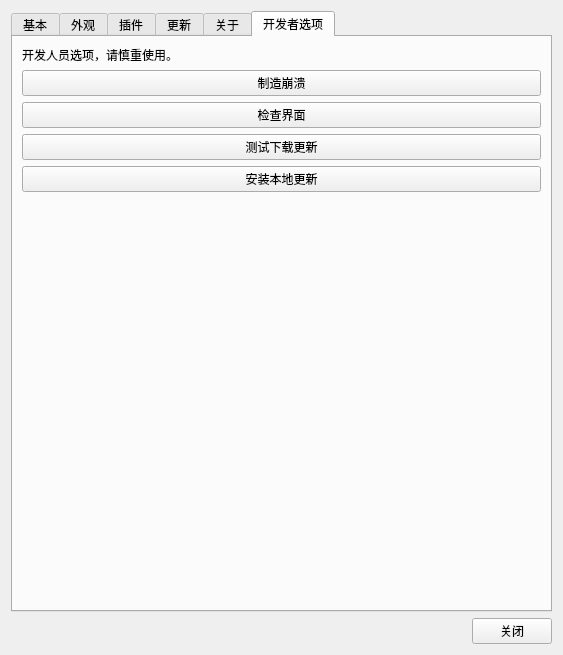
Before: the Qt Designer form UISource/settings.ui in HelloWRC/W-DesktopCountdown, drawn with Qt 5.
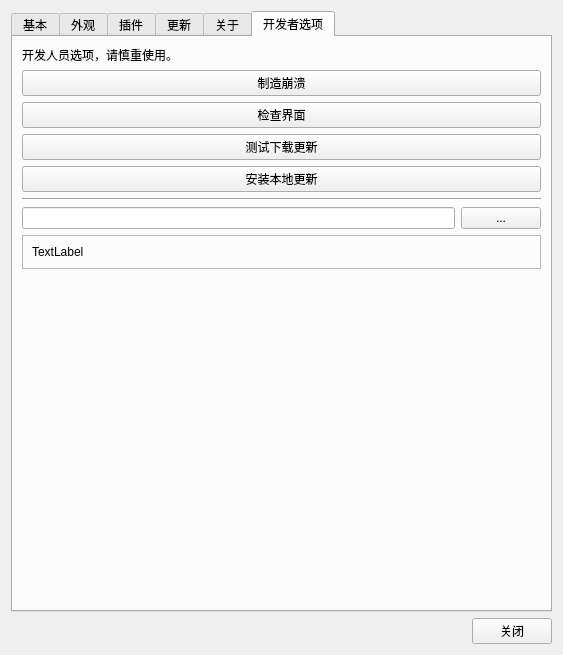
After: the same form once the commit is applied. The open tabs and pages were chosen to show the change. Icons and pictures are not drawn.

```diff
--- a/UISource/settings.ui
+++ b/UISource/settings.ui
@@ -851,6 +851,52 @@
          </property>
         </widget>
        </item>
+       <item row="5" column="0" colspan="2">
+        <widget class="Line" name="line_2">
+         <property name="minimumSize">
+          <size>
+           <width>0</width>
+           <height>0</height>
+          </size>
+         </property>
+         <property name="orientation">
+          <enum>Qt::Horizontal</enum>
+         </property>
+        </widget>
+       </item>
+       <item row="6" column="0" colspan="2">
+        <layout class="QHBoxLayout" name="horizontalLayout_6">
+         <item>
+          <widget class="QLineEdit" name="le_text_dev"/>
+         </item>
+         <item>
+          <widget class="QPushButton" name="btn_text_dev_edit">
+           <property name="text">
+            <string>...</string>
+           </property>
+          </widget>
+         </item>
+        </layout>
+       </item>
+       <item row="7" column="0" colspan="2">
+        <widget class="QFrame" name="frame">
+         <property name="frameShape">
+          <enum>QFrame::StyledPanel</enum>
+         </property>
+         <property name="frameShadow">
+          <enum>QFrame::Raised</enum>
+         </property>
+         <layout class="QVBoxLayout" name="verticalLayout_9">
+          <item>
+           <widget class="QLabel" name="lb_text_dev_show">
+            <property name="text">
+             <string>TextLabel</string>
+            </property>
+           </widget>
+          </item>
+         </layout>
+        </widget>
+       </item>
       </layout>
      </widget>
     </widget>
```
Left out of the diff: 4 changed lines with no effect on the pictures.
